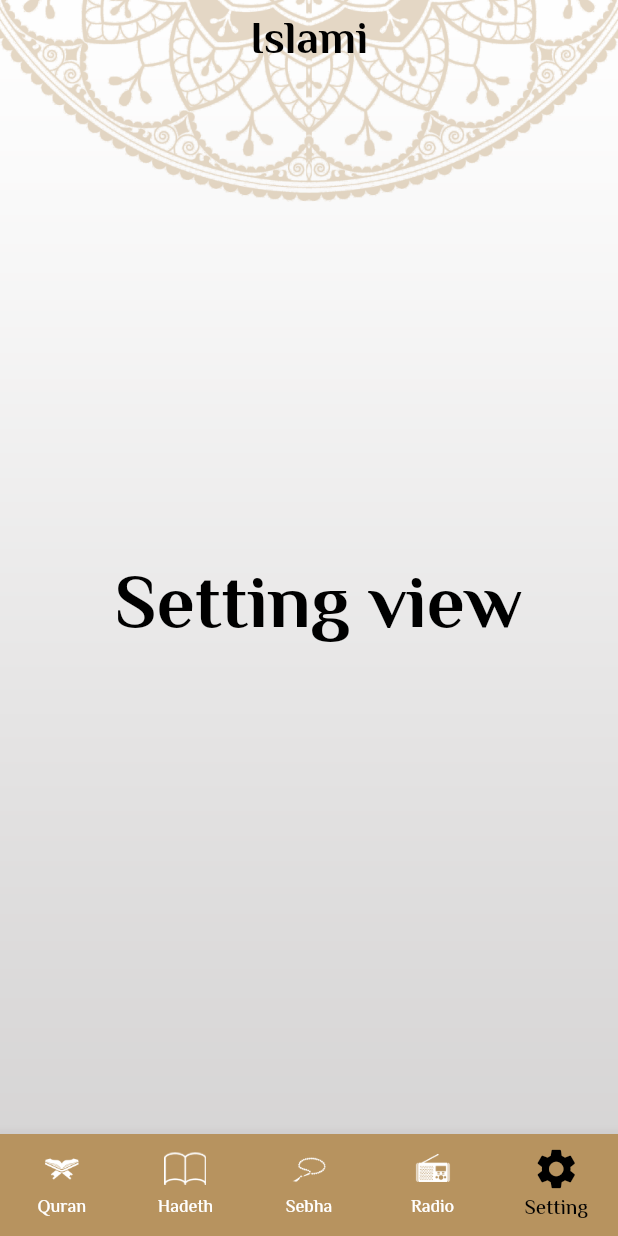
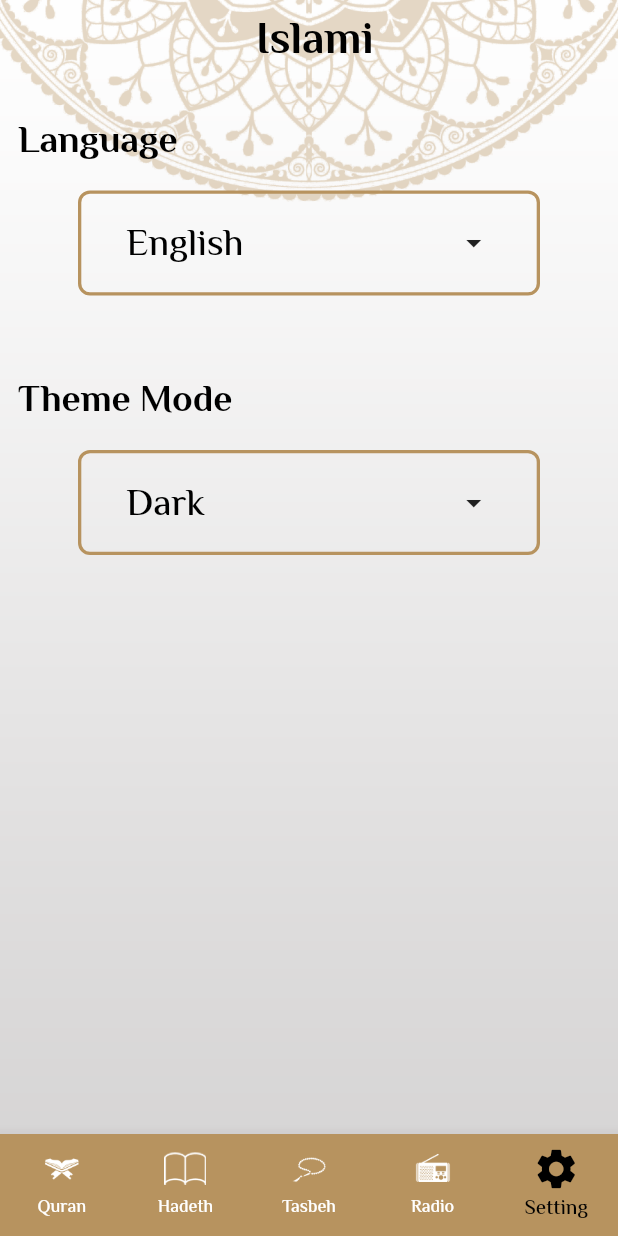
Before and after one commit to MariamTaher35/Application_Islami, a Flutter app: the screen it shows after launch, item 5 of the bottom bar chosen, on a phone screen of 412 x 824 dp. Run offline on Flutter 3.47's test engine with Material 2 defaults, Android fonts, the phone set to English and light mode, and no system bars; our stand-ins replace google_fonts; generated files the repository leaves out were written again.

Commit message:
Change Localization (Provider)

```diff
--- /dev/null
+++ b/l10n.yaml
@@ -0,0 +1,3 @@
+arb-dir: lib/l10n
+template-arb-file: app_en.arb
+output-localization-file: app_localizations.dart
--- a/lib/Layout/home_layout.dart
+++ b/lib/Layout/home_layout.dart
@@ -4,6 +4,7 @@ import 'package:app_2/modules/radio/radio.dart';
 import 'package:app_2/modules/sebha/sebha.dart';
 import 'package:app_2/modules/setting/setting.dart';
 import 'package:flutter/material.dart';
+import 'package:flutter_gen/gen_l10n/app_localizations.dart';
 
 class HomeLayout extends StatefulWidget {
   HomeLayout({super.key});
@@ -21,7 +22,7 @@ class _HomeLayoutState extends State<HomeLayout> {
     HadethView(),
     Sebha(),
     RadioApp(),
-    Setting()
+    SettingView()
   ];
 
   @override
@@ -33,7 +34,7 @@ class _HomeLayoutState extends State<HomeLayout> {
               fit: BoxFit.cover)),
       child: Scaffold(
         appBar: AppBar(
-          title: Text("Islami"),
+          title: Text(AppLocalizations.of(context)!.islami),
         ),
         body: screens[selectedIndex],
         bottomNavigationBar: BottomNavigationBar(
@@ -46,18 +47,21 @@ class _HomeLayoutState extends State<HomeLayout> {
           items: [
             BottomNavigationBarItem(
                 icon: ImageIcon(AssetImage("assets/images/moshaf.png")),
-                label: "Quran"),
+                label: AppLocalizations.of(context)!.quran),
             BottomNavigationBarItem(
                 icon: ImageIcon(AssetImage("assets/images/hadeth.png")),
-                label: "Hadeth"),
+                label: AppLocalizations.of(context)!.hadeth),
             BottomNavigationBarItem(
                 icon: ImageIcon(AssetImage("assets/images/sebha.png")),
-                label: "Sebha"),
+                label: AppLocalizations.of(context)!.tasbeh),
             BottomNavigationBarItem(
                 icon: ImageIcon(AssetImage("assets/images/radio.png")),
-                label: "Radio"),
+                label: AppLocalizations.of(context)!.radio),
             BottomNavigationBarItem(
-                icon: Icon(Icons.settings), label: "Setting"),
+                icon: Icon(
+                  Icons.settings,
+                ),
+                label: AppLocalizations.of(context)!.setting),
           ],
         ),
       ),
--- /dev/null
+++ b/lib/l10n/app_ar.arb
@@ -0,0 +1,15 @@
+{
+  "islami": "أسلامي",
+  "quran": "قرآن",
+  "hadeth": "أحاديث",
+  "tasbeh": "تسبيح",
+  "radio": "راديو",
+  "setting": "أعدادت",
+  "english": "إنجليزي",
+  "arabic": "عربي",
+  "theme": "نمط",
+  "dark": "ليلي",
+  "light": "نهاري",
+  "language": "اللغة",
+  "theme_mode": "الأنماط"
+}
--- /dev/null
+++ b/lib/l10n/app_en.arb
@@ -0,0 +1,15 @@
+{
+  "islami": " Islami",
+  "quran": "Quran",
+  "hadeth": "Hadeth",
+  "tasbeh": "Tasbeh",
+  "radio": "Radio",
+  "setting": "Setting",
+  "english": "English",
+  "arabic": "Arabic",
+  "theme": "Theme",
+  "dark": "Dark",
+  "light": "Light",
+  "language": "Language",
+  "theme_mode": "Theme Mode"
+}
--- a/lib/main.dart
+++ b/lib/main.dart
@@ -3,10 +3,14 @@ import 'package:app_2/core/theme/application_theme.dart';
 import 'package:app_2/modules/Splash_Screen/splash_screen.dart';
 import 'package:app_2/modules/hadeth/hadeth_details.dart';
 import 'package:app_2/modules/quran/quran_details.dart';
+import 'package:app_2/providers/my_provider.dart';
 import 'package:flutter/material.dart';
+import 'package:flutter_gen/gen_l10n/app_localizations.dart';
+import 'package:provider/provider.dart';
 
 void main() {
-  runApp(const MyApplication());
+  runApp(ChangeNotifierProvider(
+      create: (context) => MyProvider(), child: const MyApplication()));
 }
 
 class MyApplication extends StatelessWidget {
@@ -14,9 +18,13 @@ class MyApplication extends StatelessWidget {
 
   @override
   Widget build(BuildContext context) {
+    var provider = Provider.of<MyProvider>(context);
     return MaterialApp(
       theme: ApplicationTheme.lightTheme,
       darkTheme: ApplicationTheme.darkTheme,
+      localizationsDelegates: AppLocalizations.localizationsDelegates,
+      supportedLocales: AppLocalizations.supportedLocales,
+      locale: Locale(provider.local),
       debugShowCheckedModeBanner: false,
       // give it key of screen to start with it
       initialRoute: SplashScreen.routeName,
--- a/lib/modules/setting/setting.dart
+++ b/lib/modules/setting/setting.dart
@@ -1,15 +1,107 @@
+import 'package:app_2/bottom_sheets/show_language_bottomsheet.dart';
 import 'package:flutter/material.dart';
+import 'package:flutter_gen/gen_l10n/app_localizations.dart';
 
-class Setting extends StatelessWidget {
-  const Setting({super.key});
+class SettingView extends StatefulWidget {
+  const SettingView({super.key});
 
   @override
+  State<SettingView> createState() => _SettingViewState();
+}
+
+class _SettingViewState extends State<SettingView> {
+  @override
   Widget build(BuildContext context) {
-    return Center(
-      child: Text(
-        " Setting view",
-        style: TextStyle(fontSize: 50, fontWeight: FontWeight.w700),
+    var theme = Theme.of(context);
+    var mediaQuery = MediaQuery.of(context).size;
+    return Padding(
+      padding: const EdgeInsets.symmetric(horizontal: 12, vertical: 20),
+      child: Column(
+        crossAxisAlignment: CrossAxisAlignment.stretch,
+        children: [
+          Text(
+            AppLocalizations.of(context)!.language,
+            textAlign: TextAlign.start,
+            style: theme.textTheme.bodyLarge,
+          ),
+          GestureDetector(
+            onTap: () {
+              showLanguageBottomSheet(context);
+            },
+            child: Container(
+              padding: EdgeInsets.symmetric(horizontal: 30, vertical: 16),
+              margin: EdgeInsets.symmetric(horizontal: 40, vertical: 12),
+              height: 70,
+              width: mediaQuery.width,
+              decoration: BoxDecoration(
+                  borderRadius: BorderRadius.circular(8),
+                  border: Border.all(
+                    color: theme.primaryColor,
+                    width: 2.2,
+                  )),
+              child: Row(
+                mainAxisAlignment: MainAxisAlignment.spaceBetween,
+                children: [Text("English"), Icon(Icons.arrow_drop_down_sharp)],
+              ),
+            ),
+          ),
+          SizedBox(
+            height: 40,
+          ),
+          Text(
+            AppLocalizations.of(context)!.theme_mode,
+            textAlign: TextAlign.start,
+            style: theme.textTheme.bodyLarge,
+          ),
+          GestureDetector(
+            onTap: () {
+              showThemeBottomSheet();
+            },
+            child: Container(
+              padding: EdgeInsets.symmetric(horizontal: 30, vertical: 16),
+              margin: EdgeInsets.symmetric(horizontal: 40, vertical: 12),
+              height: 70,
+              width: mediaQuery.width,
+              decoration: BoxDecoration(
+                  borderRadius: BorderRadius.circular(8),
+                  border: Border.all(
+                    color: theme.primaryColor,
+                    width: 2.2,
+                  )),
+              child: Row(
+                mainAxisAlignment: MainAxisAlignment.spaceBetween,
+                children: [Text("Dark"), Icon(Icons.arrow_drop_down_sharp)],
+              ),
+            ),
+          )
+        ],
       ),
     );
   }
+
+  void showLanguageBottomSheet(context) {
+    showModalBottomSheet(
+        context: context,
+        shape: OutlineInputBorder(
+            borderSide: BorderSide(color: Colors.transparent),
+            borderRadius: BorderRadius.only(
+              topLeft: Radius.circular(18),
+              topRight: Radius.circular(18),
+            )),
+        builder: (context) => LanguageBottomSheet());
+  }
+
+  void showThemeBottomSheet() {
+    showModalBottomSheet(
+        context: context,
+        shape: OutlineInputBorder(
+            borderSide: BorderSide(color: Colors.transparent),
+            borderRadius: BorderRadius.only(
+              topLeft: Radius.circular(18),
+              topRight: Radius.circular(18),
+            )),
+        builder: (context) => Container(
+              height: MediaQuery.of(context).size.height * .6,
+            ));
+  }
 }
--- /dev/null
+++ b/lib/providers/my_provider.dart
@@ -0,0 +1,10 @@
+import 'package:flutter/material.dart';
+
+class MyProvider extends ChangeNotifier {
+  String local = "en";
+
+  changeLanguage(String langCode) {
+    local = langCode;
+    notifyListeners();
+  }
+}
--- a/pubspec.yaml
+++ b/pubspec.yaml
@@ -30,12 +30,16 @@ environment:
 dependencies:
   flutter:
     sdk: flutter
+  flutter_localizations:
+    sdk: flutter
+  intl: any
 
 
   # The following adds the Cupertino Icons font to your application.
   # Use with the CupertinoIcons class for iOS style icons.
   cupertino_icons: ^1.0.2
   google_fonts: ^6.0.0
+  provider: ^6.0.5
 
 dev_dependencies:
   flutter_test:
@@ -58,6 +62,7 @@ flutter:
   # included with your application, so that you can use the icons in
   # the material Icons class.
   uses-material-design: true
+  generate: true # Add this line
 
   # To add assets to your application, add an assets section, like this:
   assets:
```
Also changed, not shown: lib/bottom_sheets/show_language_bottomsheet.dart (added, +66 -0 lines), lib/modules/hadeth/hadeth.dart (deleted, +0 -15 lines), lib/modules/quran/quran_details.dart (+4 -4 lines), lib/modules/radio/radio.dart (+3 -4 lines), pubspec.lock.
